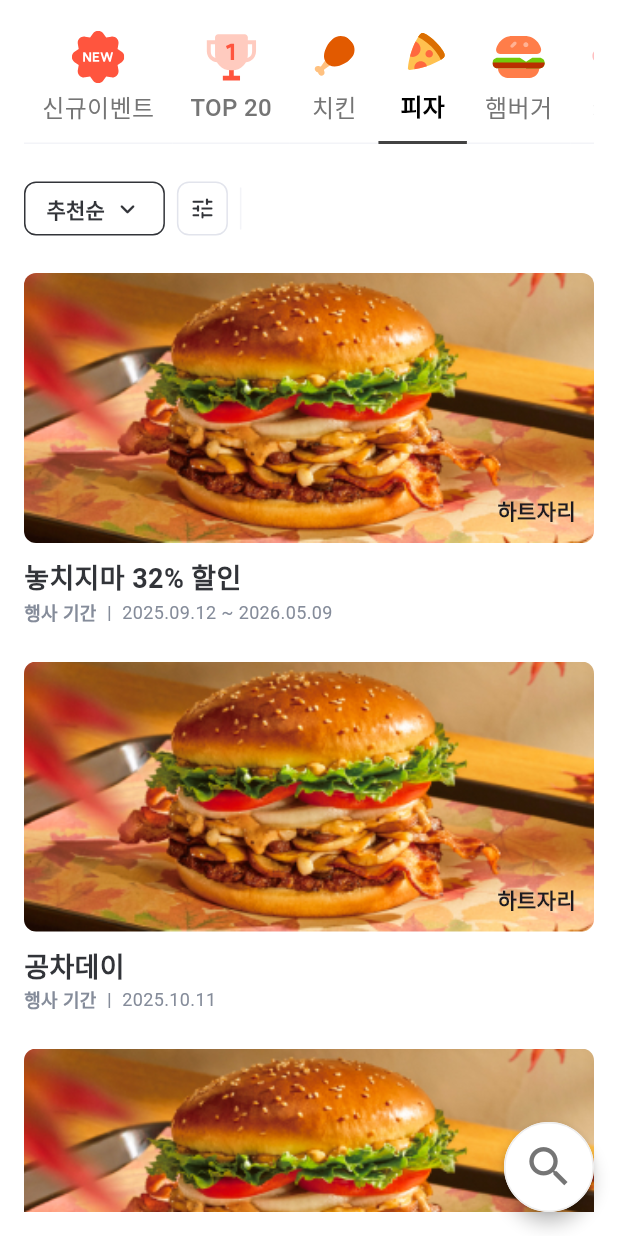
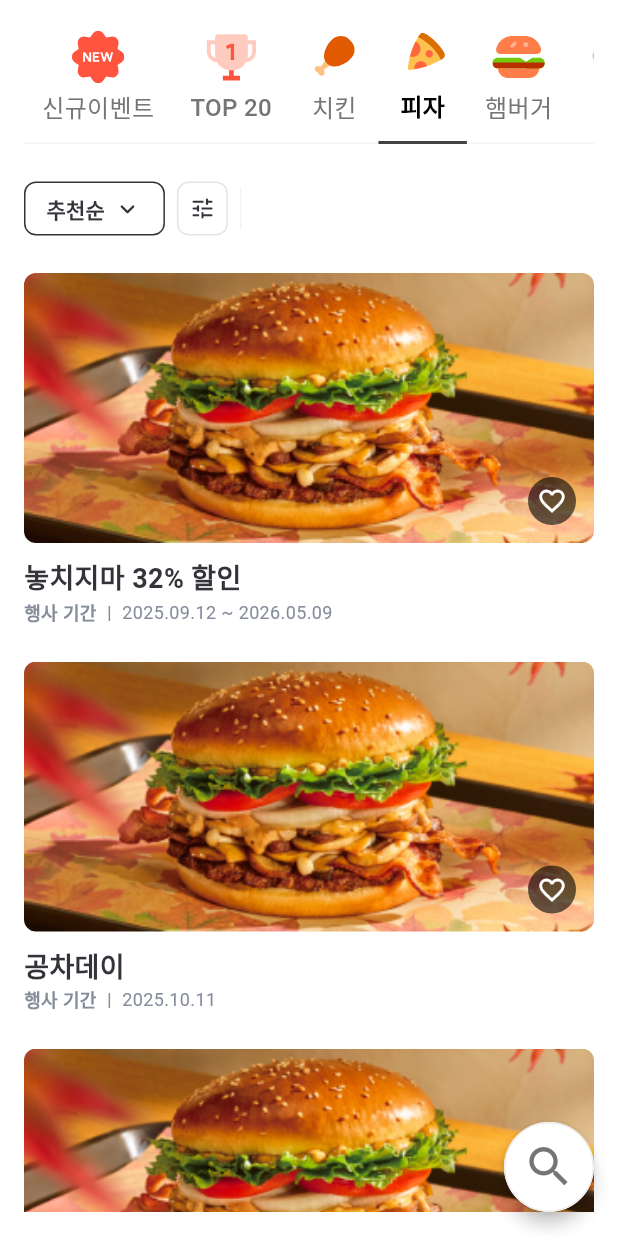
Before and after one commit to ApptiveDev/NOCHIGIMA, a Flutter app: the PromoScreen screen opened directly, on a phone screen of 412 x 824 dp. Run offline on Flutter 3.47's test engine with Material 3 defaults, Android fonts, the phone set to English and light mode, and no system bars; our stand-ins replace carousel_slider, flutter_svg; Roboto replaces fonts that are missing (Prentendard, Pretendard).

Commit message:
design: promo_block bookmark

```diff
--- a/frontend/lib/widgets/brand-promotion/promotion_block.dart
+++ b/frontend/lib/widgets/brand-promotion/promotion_block.dart
@@ -1,4 +1,6 @@
 import 'package:flutter/material.dart';
+import 'package:frontend/core/app_colors.dart';
+
 // Promotion block
 class PromotionBlock extends StatefulWidget {
   final String imageURL;
@@ -59,10 +61,25 @@ class _PromotionBlockState extends State<PromotionBlock> {
                 Positioned(
                   bottom: 12,
                   right: 12,
-                  child: Text(
-                    "하트자리",
-                    style: TextStyle(fontWeight: FontWeight.w900),
-                  ),
+                  child: GestureDetector(
+                    onTap: (){
+                      setState(() {
+                        _isLiked = !_isLiked;
+                      });
+                    },
+                    child: Container(
+                      padding: EdgeInsets.all(6),
+                      decoration: BoxDecoration(
+                        shape: BoxShape.circle,
+                        color: Colors.black.withOpacity(0.6),
+                      ),
+                      child: Icon(
+                        _isLiked ? Icons.favorite : Icons.favorite_border,
+                        color: _isLiked ? AppColors.nochigimaColor : Colors.white,
+                        size: 20,
+                      ),
+                    ),
+                  )
                 ),
               ],
             ),
```
